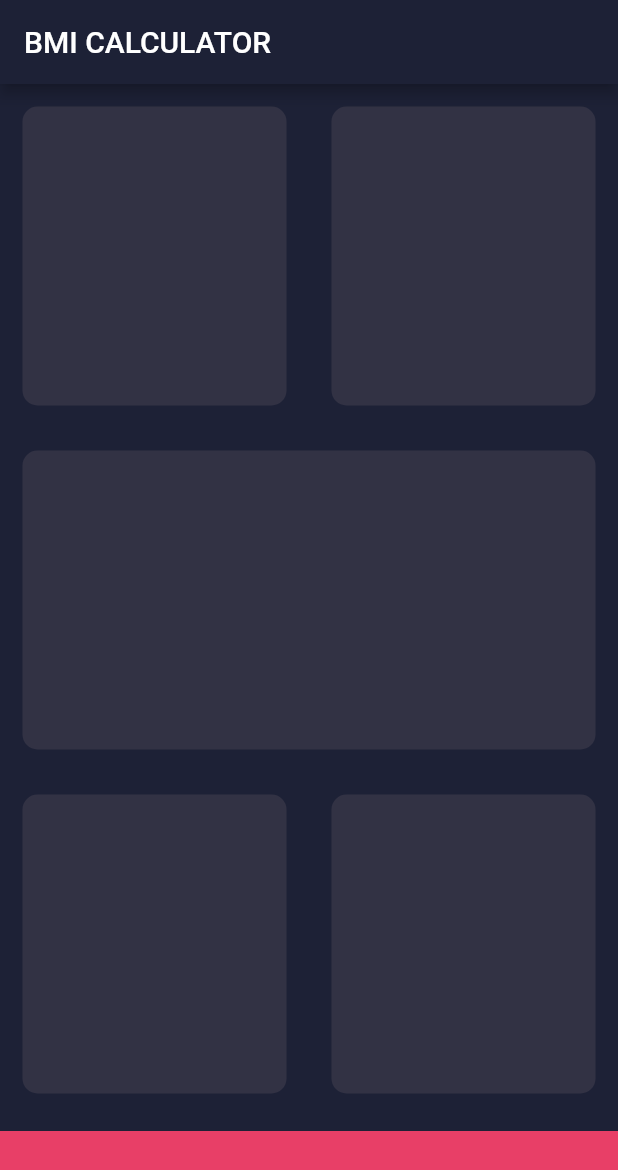
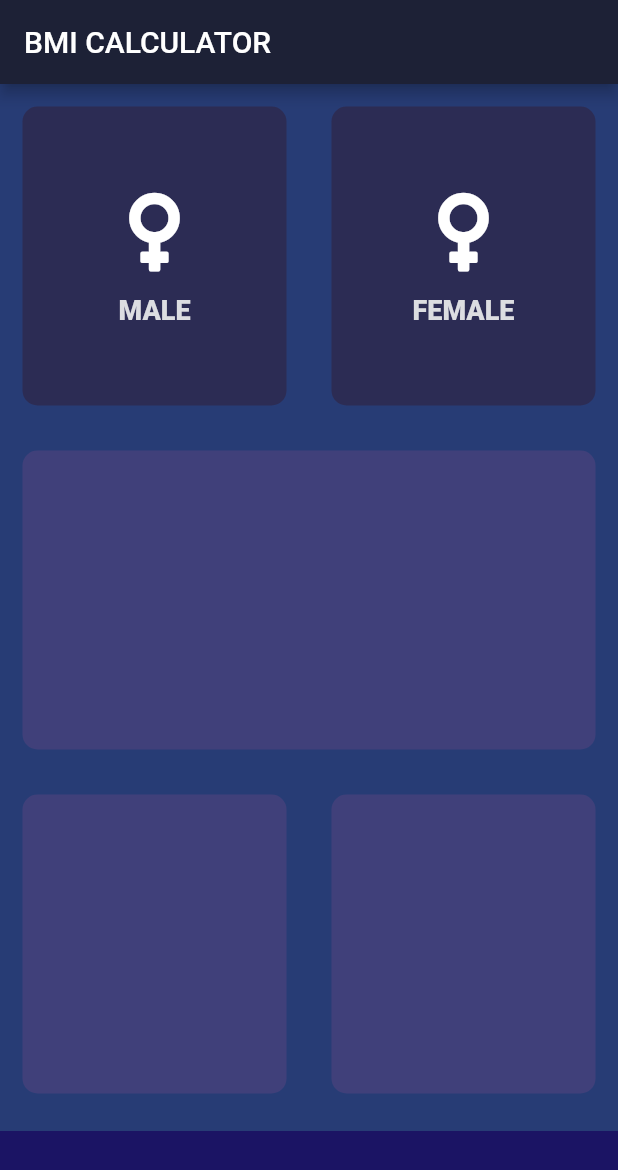
Before and after one commit to saikatbhuiyan/BMI-CALCULATOR, a Flutter app: the screen it shows after launch, on a phone screen of 412 x 824 dp. Shown: the top 1170 px of the screen. Run offline on Flutter 3.47's test engine with Material 2 defaults, Android fonts, the phone set to English and light mode, and no system bars; our stand-ins replace font_awesome_flutter.

Commit message:
male and female button active and inactive

```diff
--- a/lib/input_page.dart
+++ b/lib/input_page.dart
@@ -1,8 +1,13 @@
 import 'package:flutter/material.dart';
+import 'package:font_awesome_flutter/font_awesome_flutter.dart';
+
+import 'reuseable_card.dart';
+import 'reuseable_icon.dart';
 
 const bottomContainerHeight = 70.0;
-const bottomContainerColor = Color(0xFFE83F67);
-const colorReuseableCard = 0xFF323244;
+const bottomContainerColor = Color(0xFF1B1464);
+const inactiveColor = Color(0xFF2c2c54);
+const activeColor = Color(0xFF40407a);
 
 class InputPage extends StatefulWidget {
   @override
@@ -10,6 +15,28 @@ class InputPage extends StatefulWidget {
 }
 
 class _InputPageState extends State<InputPage> {
+  Color maleColor = inactiveColor;
+  Color femaleColor = inactiveColor;
+//1=male, 2=female
+  void updateColor(int gender) {
+    if (gender == 1) {
+      if (maleColor == inactiveColor) {
+        maleColor = activeColor;
+        femaleColor = inactiveColor;
+      } else {
+        maleColor = inactiveColor;
+      }
+    }
+    if (gender == 2) {
+      if (femaleColor == inactiveColor) {
+        femaleColor = activeColor;
+        maleColor = inactiveColor;
+      } else {
+        femaleColor = inactiveColor;
+      }
+    }
+  }
+
   @override
   Widget build(BuildContext context) {
     return Scaffold(
@@ -21,16 +48,44 @@ class _InputPageState extends State<InputPage> {
           Expanded(
               child: Row(
             children: <Widget>[
-              Expanded(child: ReuseableCard(colour: Color(colorReuseableCard))),
-              Expanded(child: ReuseableCard(colour: Color(colorReuseableCard))),
+              Expanded(
+                  child: GestureDetector(
+                onTap: () {
+                  setState(() {
+                    updateColor(1);
+                  });
+                },
+                child: ReuseableCard(
+                  colour: maleColor,
+                  cardChild: ReuseableIcon(
+                    iconReuse: FontAwesomeIcons.venus,
+                    textReuse: 'MALE',
+                  ),
+                ),
+              )),
+              Expanded(
+                  child: GestureDetector(
+                onTap: () {
+                  setState(() {
+                    updateColor(2);
+                  });
+                },
+                child: ReuseableCard(
+                  colour: femaleColor,
+                  cardChild: ReuseableIcon(
+                    iconReuse: FontAwesomeIcons.venus,
+                    textReuse: 'FEMALE',
+                  ),
+                ),
+              )),
             ],
           )),
-          Expanded(child: ReuseableCard(colour: Color(colorReuseableCard))),
+          Expanded(child: ReuseableCard(colour: activeColor)),
           Expanded(
               child: Row(
             children: <Widget>[
-              Expanded(child: ReuseableCard(colour: Color(colorReuseableCard))),
-              Expanded(child: ReuseableCard(colour: Color(colorReuseableCard))),
+              Expanded(child: ReuseableCard(colour: activeColor)),
+              Expanded(child: ReuseableCard(colour: activeColor)),
             ],
           )),
           Container(
@@ -44,20 +99,3 @@ class _InputPageState extends State<InputPage> {
     );
   }
 }
-
-class ReuseableCard extends StatelessWidget {
-  ReuseableCard({@required this.colour});
-
-  final Color colour;
-
-  @override
-  Widget build(BuildContext context) {
-    return Container(
-      margin: EdgeInsets.all(15.0),
-      decoration: BoxDecoration(
-        color: colour,
-        borderRadius: BorderRadius.circular(10.0),
-      ),
-    );
-  }
-}
--- a/lib/main.dart
+++ b/lib/main.dart
@@ -1,5 +1,7 @@
 import 'package:flutter/material.dart';
 import 'input_page.dart';
+
+const backgroundColor = Color(0xFF273c75);
 
 void main() => runApp(BMICalculator());
 
@@ -9,7 +11,7 @@ class BMICalculator extends StatelessWidget {
     return MaterialApp(
       theme: ThemeData.dark().copyWith(
         primaryColor: Color(0xFF1D2136),
-        scaffoldBackgroundColor: Color(0xFF1D2136),
+        scaffoldBackgroundColor: backgroundColor,
       ),
       home: InputPage(),
     );
--- /dev/null
+++ b/lib/reuseable_card.dart
@@ -0,0 +1,20 @@
+import 'package:flutter/material.dart';
+
+class ReuseableCard extends StatelessWidget {
+  ReuseableCard({@required this.colour, this.cardChild});
+
+  final Color colour;
+  final Widget cardChild;
+
+  @override
+  Widget build(BuildContext context) {
+    return Container(
+      child: cardChild,
+      margin: EdgeInsets.all(15.0),
+      decoration: BoxDecoration(
+        color: colour,
+        borderRadius: BorderRadius.circular(10.0),
+      ),
+    );
+  }
+}
--- /dev/null
+++ b/lib/reuseable_icon.dart
@@ -0,0 +1,35 @@
+import 'package:flutter/material.dart';
+import 'package:font_awesome_flutter/font_awesome_flutter.dart';
+
+const labelTextStyle = TextStyle(
+  fontSize: 18.0,
+  color: Color(0xFFdcdde1),
+  fontWeight: FontWeight.w900,
+);
+
+class ReuseableIcon extends StatelessWidget {
+  ReuseableIcon({this.iconReuse, this.textReuse});
+
+  final IconData iconReuse;
+  final String textReuse;
+
+  @override
+  Widget build(BuildContext context) {
+    return Column(
+      mainAxisAlignment: MainAxisAlignment.center,
+      children: <Widget>[
+        Icon(
+          iconReuse,
+          size: 60,
+        ),
+        SizedBox(
+          height: 12.0,
+        ),
+        Text(
+          textReuse,
+          style: labelTextStyle,
+        )
+      ],
+    );
+  }
+}
```
Also changed, not shown: pubspec.yaml (+3 -13 lines), pubspec.lock.
